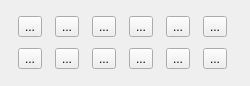
The window that flo2d/ui/grid_tools_widget.ui (FLO-2DSoftware/qgis-flo-2d-plugin) describes before a commit, drawn with Qt 5.
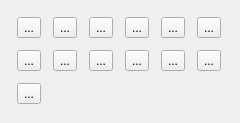
The same window after the commit. Icons and pictures are not drawn.

Commit message: Grid elevation point sampling and grid cell raster alignment options

```diff
--- a/flo2d/ui/grid_tools_widget.ui
+++ b/flo2d/ui/grid_tools_widget.ui
@@ -6,8 +6,8 @@
    <rect>
     <x>0</x>
     <y>0</y>
-    <width>250</width>
-    <height>86</height>
+    <width>240</width>
+    <height>123</height>
    </rect>
   </property>
   <property name="windowTitle">
@@ -54,193 +54,7 @@
      </property>
     </widget>
    </item>
-   <item row="0" column="2">
-    <widget class="QToolButton" name="xyz_elevation_btn">
-     <property name="toolTip">
-      <string>Assign elevations to grid</string>
-     </property>
-     <property name="text">
-      <string>...</string>
-     </property>
-     <property name="icon">
-      <iconset>
-       <normaloff>../img/sample_elev_xyz.svg</normaloff>../img/sample_elev_xyz.svg</iconset>
-     </property>
-     <property name="iconSize">
-      <size>
-       <width>25</width>
-       <height>25</height>
-      </size>
-     </property>
-    </widget>
-   </item>
-   <item row="0" column="3">
-    <widget class="QToolButton" name="polygon_elevation_btn">
-     <property name="toolTip">
-      <string>Correct Grid Elevation</string>
-     </property>
-     <property name="text">
-      <string>...</string>
-     </property>
-     <property name="icon">
-      <iconset>
-       <normaloff>../img/sample_elev_polygon.svg</normaloff>../img/sample_elev_polygon.svg</iconset>
-     </property>
-     <property name="iconSize">
-      <size>
-       <width>25</width>
-       <height>25</height>
-      </size>
-     </property>
-    </widget>
-   </item>
-   <item row="0" column="4">
-    <widget class="QToolButton" name="roughness_btn">
-     <property name="toolTip">
-      <string>Sampling Manning's</string>
-     </property>
-     <property name="text">
-      <string>...</string>
-     </property>
-     <property name="icon">
-      <iconset>
-       <normaloff>../img/sample_manning.svg</normaloff>../img/sample_manning.svg</iconset>
-     </property>
-     <property name="iconSize">
-      <size>
-       <width>25</width>
-       <height>25</height>
-      </size>
-     </property>
-    </widget>
-   </item>
-   <item row="0" column="5">
-    <widget class="QToolButton" name="arfwrf_btn">
-     <property name="toolTip">
-      <string>Evaluate Reduction Factors (ARF and WRF)</string>
-     </property>
-     <property name="text">
-      <string>...</string>
-     </property>
-     <property name="icon">
-      <iconset>
-       <normaloff>../img/eval_arfwrf.svg</normaloff>../img/eval_arfwrf.svg</iconset>
-     </property>
-     <property name="iconSize">
-      <size>
-       <width>25</width>
-       <height>25</height>
-      </size>
-     </property>
-    </widget>
-   </item>
-   <item row="1" column="0">
-    <widget class="QToolButton" name="tolerance_btn">
-     <property name="toolTip">
-      <string>Sampling Spatial Tolerance Values</string>
-     </property>
-     <property name="text">
-      <string>...</string>
-     </property>
-     <property name="icon">
-      <iconset>
-       <normaloff>../img/sample_tolerance.svg</normaloff>../img/sample_tolerance.svg</iconset>
-     </property>
-     <property name="iconSize">
-      <size>
-       <width>25</width>
-       <height>25</height>
-      </size>
-     </property>
-    </widget>
-   </item>
-   <item row="1" column="1">
-    <widget class="QToolButton" name="froude_btn">
-     <property name="toolTip">
-      <string>Sampling Froude Numbers</string>
-     </property>
-     <property name="text">
-      <string>...</string>
-     </property>
-     <property name="icon">
-      <iconset>
-       <normaloff>../img/sample_froude.svg</normaloff>../img/sample_froude.svg</iconset>
-     </property>
-     <property name="iconSize">
-      <size>
-       <width>25</width>
-       <height>25</height>
-      </size>
-     </property>
-    </widget>
-   </item>
-   <item row="1" column="2">
-    <widget class="QToolButton" name="shallow_n_btn">
-     <property name="acceptDrops">
-      <bool>true</bool>
-     </property>
-     <property name="toolTip">
-      <string>Sampling Spatial Shallow-n Values</string>
-     </property>
-     <property name="text">
-      <string>...</string>
-     </property>
-     <property name="icon">
-      <iconset>
-       <normaloff>../img/sample_shallow_n.svg</normaloff>../img/sample_shallow_n.svg</iconset>
-     </property>
-     <property name="iconSize">
-      <size>
-       <width>25</width>
-       <height>25</height>
-      </size>
-     </property>
-    </widget>
-   </item>
-   <item row="1" column="3">
-    <widget class="QToolButton" name="gutter_btn">
-     <property name="acceptDrops">
-      <bool>true</bool>
-     </property>
-     <property name="toolTip">
-      <string>Sampling Gutter Values</string>
-     </property>
-     <property name="text">
-      <string>...</string>
-     </property>
-     <property name="icon">
-      <iconset>
-       <normaloff>../img/sample_gutter.svg</normaloff>../img/sample_gutter.svg</iconset>
-     </property>
-     <property name="iconSize">
-      <size>
-       <width>25</width>
-       <height>25</height>
-      </size>
-     </property>
-    </widget>
-   </item>
-   <item row="1" column="4">
-    <widget class="QToolButton" name="noexchange_btn">
-     <property name="toolTip">
-      <string>Sampling No-Exchange Channel Cells</string>
-     </property>
-     <property name="text">
-      <string>...</string>
-     </property>
-     <property name="icon">
-      <iconset>
-       <normaloff>../img/sample_noexchange.svg</normaloff>../img/sample_noexchange.svg</iconset>
-     </property>
-     <property name="iconSize">
-      <size>
-       <width>25</width>
-       <height>25</height>
-      </size>
-     </property>
-    </widget>
-   </item>
-   <item row="1" column="5">
+   <item row="2" column="0">
     <widget class="QToolButton" name="other_variable_btn">
      <property name="toolTip">
       <string>Assign water elevations/flow depths to grid from points layer</string>
@@ -260,6 +74,212 @@
      </property>
     </widget>
    </item>
+   <item row="1" column="5">
+    <widget class="QToolButton" name="noexchange_btn">
+     <property name="toolTip">
+      <string>Sampling No-Exchange Channel Cells</string>
+     </property>
+     <property name="text">
+      <string>...</string>
+     </property>
+     <property name="icon">
+      <iconset>
+       <normaloff>../img/sample_noexchange.svg</normaloff>../img/sample_noexchange.svg</iconset>
+     </property>
+     <property name="iconSize">
+      <size>
+       <width>25</width>
+       <height>25</height>
+      </size>
+     </property>
+    </widget>
+   </item>
+   <item row="1" column="4">
+    <widget class="QToolButton" name="gutter_btn">
+     <property name="acceptDrops">
+      <bool>true</bool>
+     </property>
+     <property name="toolTip">
+      <string>Sampling Gutter Values</string>
+     </property>
+     <property name="text">
+      <string>...</string>
+     </property>
+     <property name="icon">
+      <iconset>
+       <normaloff>../img/sample_gutter.svg</normaloff>../img/sample_gutter.svg</iconset>
+     </property>
+     <property name="iconSize">
+      <size>
+       <width>25</width>
+       <height>25</height>
+      </size>
+     </property>
+    </widget>
+   </item>
+   <item row="1" column="3">
+    <widget class="QToolButton" name="shallow_n_btn">
+     <property name="acceptDrops">
+      <bool>true</bool>
+     </property>
+     <property name="toolTip">
+      <string>Sampling Spatial Shallow-n Values</string>
+     </property>
+     <property name="text">
+      <string>...</string>
+     </property>
+     <property name="icon">
+      <iconset>
+       <normaloff>../img/sample_shallow_n.svg</normaloff>../img/sample_shallow_n.svg</iconset>
+     </property>
+     <property name="iconSize">
+      <size>
+       <width>25</width>
+       <height>25</height>
+      </size>
+     </property>
+    </widget>
+   </item>
+   <item row="1" column="2">
+    <widget class="QToolButton" name="froude_btn">
+     <property name="toolTip">
+      <string>Sampling Froude Numbers</string>
+     </property>
+     <property name="text">
+      <string>...</string>
+     </property>
+     <property name="icon">
+      <iconset>
+       <normaloff>../img/sample_froude.svg</normaloff>../img/sample_froude.svg</iconset>
+     </property>
+     <property name="iconSize">
+      <size>
+       <width>25</width>
+       <height>25</height>
+      </size>
+     </property>
+    </widget>
+   </item>
+   <item row="1" column="1">
+    <widget class="QToolButton" name="tolerance_btn">
+     <property name="toolTip">
+      <string>Sampling Spatial Tolerance Values</string>
+     </property>
+     <property name="text">
+      <string>...</string>
+     </property>
+     <property name="icon">
+      <iconset>
+       <normaloff>../img/sample_tolerance.svg</normaloff>../img/sample_tolerance.svg</iconset>
+     </property>
+     <property name="iconSize">
+      <size>
+       <width>25</width>
+       <height>25</height>
+      </size>
+     </property>
+    </widget>
+   </item>
+   <item row="1" column="0">
+    <widget class="QToolButton" name="arfwrf_btn">
+     <property name="toolTip">
+      <string>Evaluate Reduction Factors (ARF and WRF)</string>
+     </property>
+     <property name="text">
+      <string>...</string>
+     </property>
+     <property name="icon">
+      <iconset>
+       <normaloff>../img/eval_arfwrf.svg</normaloff>../img/eval_arfwrf.svg</iconset>
+     </property>
+     <property name="iconSize">
+      <size>
+       <width>25</width>
+       <height>25</height>
+      </size>
+     </property>
+    </widget>
+   </item>
+   <item row="0" column="5">
+    <widget class="QToolButton" name="roughness_btn">
+     <property name="toolTip">
+      <string>Sampling Manning's</string>
+     </property>
+     <property name="text">
+      <string>...</string>
+     </property>
+     <property name="icon">
+      <iconset>
+       <normaloff>../img/sample_manning.svg</normaloff>../img/sample_manning.svg</iconset>
+     </property>
+     <property name="iconSize">
+      <size>
+       <width>25</width>
+       <height>25</height>
+      </size>
+     </property>
+    </widget>
+   </item>
+   <item row="0" column="4">
+    <widget class="QToolButton" name="polygon_elevation_btn">
+     <property name="toolTip">
+      <string>Correct Grid Elevation</string>
+     </property>
+     <property name="text">
+      <string>...</string>
+     </property>
+     <property name="icon">
+      <iconset>
+       <normaloff>../img/sample_elev_polygon.svg</normaloff>../img/sample_elev_polygon.svg</iconset>
+     </property>
+     <property name="iconSize">
+      <size>
+       <width>25</width>
+       <height>25</height>
+      </size>
+     </property>
+    </widget>
+   </item>
+   <item row="0" column="3">
+    <widget class="QToolButton" name="xyz_elevation_btn">
+     <property name="toolTip">
+      <string>Assign elevations to grid</string>
+     </property>
+     <property name="text">
+      <string>...</string>
+     </property>
+     <property name="icon">
+      <iconset>
+       <normaloff>../img/sample_elev_xyz.svg</normaloff>../img/sample_elev_xyz.svg</iconset>
+     </property>
+     <property name="iconSize">
+      <size>
+       <width>25</width>
+       <height>25</height>
+      </size>
+     </property>
+    </widget>
+   </item>
+   <item row="0" column="2">
+    <widget class="QToolButton" name="point_elevation_btn">
+     <property name="toolTip">
+      <string>Sampling grid elevation from point file or raster after converting to point file</string>
+     </property>
+     <property name="text">
+      <string>...</string>
+     </property>
+     <property name="icon">
+      <iconset>
+       <normaloff>../img/sample_elev_point.svg</normaloff>../img/sample_elev_point.svg</iconset>
+     </property>
+     <property name="iconSize">
+      <size>
+       <width>25</width>
+       <height>25</height>
+      </size>
+     </property>
+    </widget>
+   </item>
   </layout>
  </widget>
  <resources/>
```
The commit also changes 13 other files.
